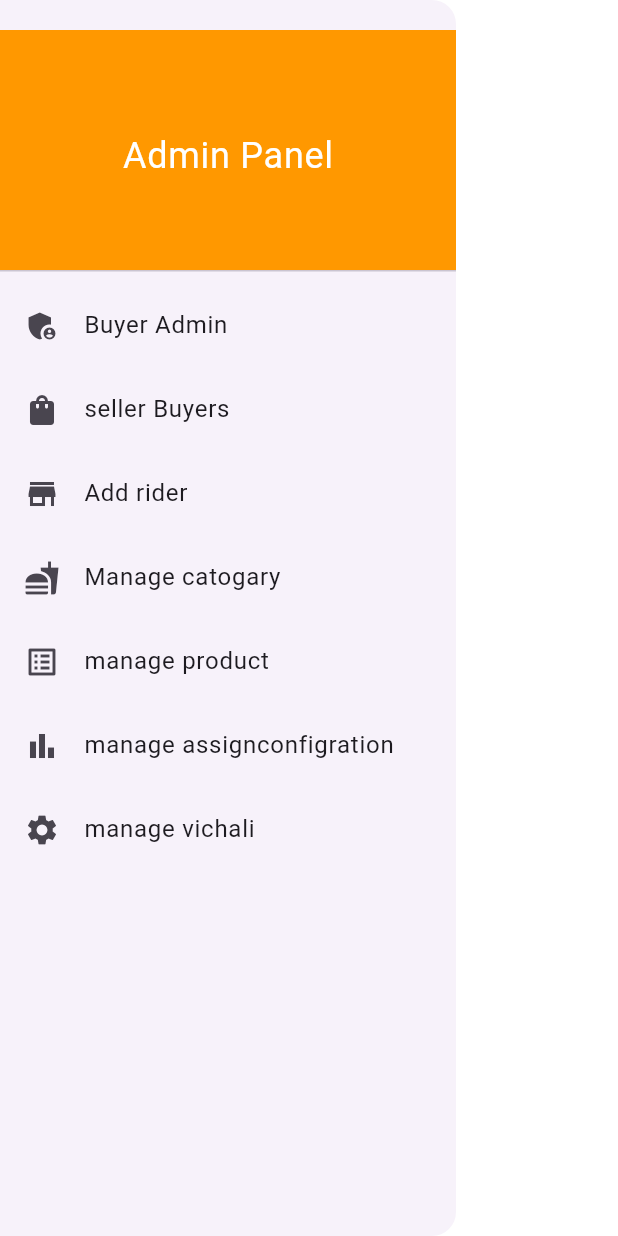
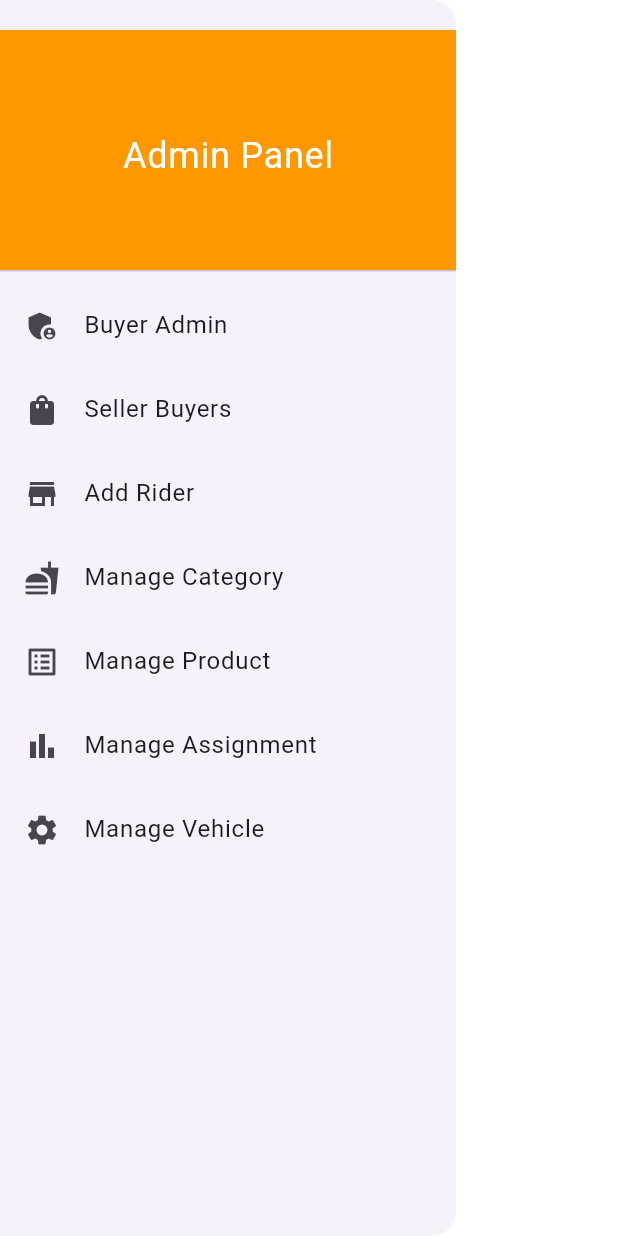
Before and after one commit to Jeet-rathore/food_admin, a Flutter app: the AdminDrawer widget shown alone on an empty page, opened directly, on a phone screen of 412 x 824 dp. Run offline on Flutter 3.47's test engine with Material 3 defaults, Android fonts, the phone set to English and light mode, and no system bars; our stand-ins replace go_router.

Commit message:
first commit

```diff
--- a/lib/Widgets/comman_drawer.dart
+++ b/lib/Widgets/comman_drawer.dart
@@ -3,10 +3,8 @@ import 'package:foodapp_admin/view/Add-product/product_screen.dart';
 import 'package:foodapp_admin/view/AssinConfigration_screen/assin_screen.dart';
 import 'package:foodapp_admin/view/Manage_rider/add_ride.dart';
 import 'package:foodapp_admin/view/manage_buyer/buyer_screen.dart';
-
 import 'package:foodapp_admin/view/manage_catogary/catogrt.dart';
 import 'package:foodapp_admin/view/manage_vechail/vechali_screen.dart';
-
 import 'package:foodapp_admin/view/manager_seller/seller.dart';
 
 class AdminDrawer extends StatelessWidget {
@@ -31,38 +29,43 @@ class AdminDrawer extends StatelessWidget {
             context,
             Icons.admin_panel_settings,
             "Buyer Admin",
-            const BuyerManagementScreen(),
+            () => const BuyerManagementScreen(),
           ),
           _buildDrawerItem(
             context,
             Icons.shopping_bag,
-            "seller Buyers",
-            SellerListScreen(),
+            "Seller Buyers",
+            () => SellerListScreen(),
           ),
-          _buildDrawerItem(context, Icons.store, "Add rider", AddRiderScreen()),
+          _buildDrawerItem(
+            context,
+            Icons.store,
+            "Add Rider",
+            () => AddRiderScreen(),
+          ),
           _buildDrawerItem(
             context,
             Icons.fastfood,
-            "Manage catogary",
-            CategoryManagementScreen(),
+            "Manage Category",
+            () => CategoryManagementScreen(),
           ),
           _buildDrawerItem(
             context,
             Icons.list_alt,
-            "manage product",
-            ProductManagementScreen(),
+            "Manage Product",
+            () => ProductManagementScreen(),
           ),
           _buildDrawerItem(
             context,
             Icons.bar_chart,
-            "manage assignconfigration",
-            AssignConfigurationScreen(),
+            "Manage Assignment",
+            () => AssignConfigurationScreen(),
           ),
           _buildDrawerItem(
             context,
             Icons.settings,
-            "manage vichali",
-            VehicleManagementScreen(),
+            "Manage Vehicle",
+            () => VehicleManagementScreen(),
           ),
         ],
       ),
@@ -73,17 +76,36 @@ class AdminDrawer extends StatelessWidget {
     BuildContext context,
     IconData icon,
     String title,
-    Widget screen,
+    Widget Function() screenBuilder,
   ) {
     return ListTile(
       leading: Icon(icon),
       title: Text(title),
-      onTap: () {
-        Navigator.pop(context); // close drawer
-        Navigator.pushReplacement(
-          context,
-          MaterialPageRoute(builder: (context) => screen),
-        );
+      onTap: () async {
+        try {
+          // Close drawer first
+          Navigator.pop(context);
+
+          // Add a small delay to ensure drawer closes properly
+          await Future.delayed(const Duration(milliseconds: 100));
+
+          // Check if context is still mounted
+          if (context.mounted) {
+            Navigator.pushReplacement(
+              context,
+              MaterialPageRoute(builder: (context) => screenBuilder()),
+            );
+          }
+        } catch (e) {
+          debugPrint('Navigation error: $e');
+          // Fallback navigation without replacement
+          if (context.mounted) {
+            Navigator.push(
+              context,
+              MaterialPageRoute(builder: (context) => screenBuilder()),
+            );
+          }
+        }
       },
     );
   }
```
